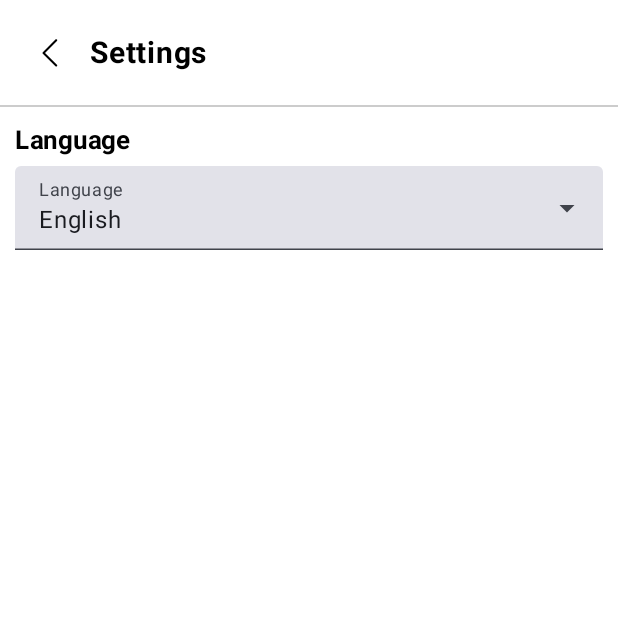
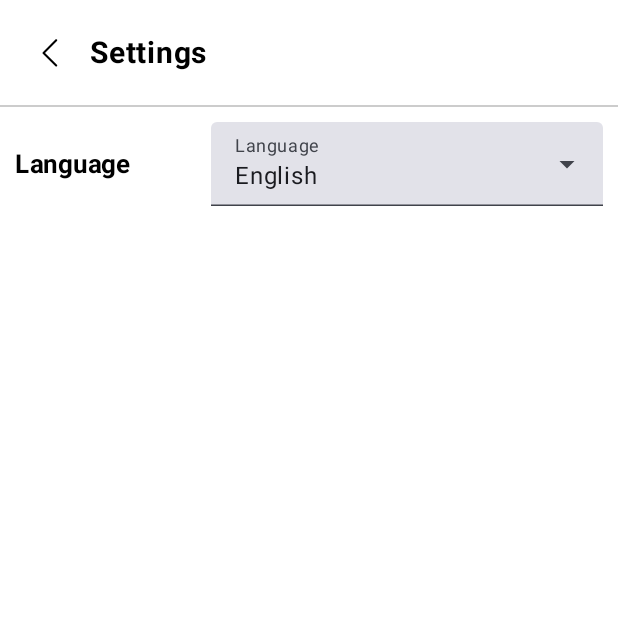
Before and after one commit to raheelmushtaq/Todo-Task, an Android app built with Jetpack Compose: the TodoListScreen screen opened through its navigation route, after a tap on "settings", on a phone screen of 412 x 824 dp, the top half of it. Run offline under Robolectric (Android 15) with nearby library versions, the phone set to English and light mode, and no system bars; our stand-ins replace Dagger/Hilt's generated code; libraries missing offline, so code that uses them is left out: com.intentfilter.androidpermissions; 2 statements that could not run were skipped.

Commit message:
Minor UI Fixes. Task Priority Color Added

```diff
--- a/app/src/main/java/com/app/todolist/presentation/components/appheader/AppHeader.kt
+++ b/app/src/main/java/com/app/todolist/presentation/components/appheader/AppHeader.kt
@@ -93,7 +93,7 @@ fun AppHeader(
                             .height(30.dp)
                             .clickable {
                                 navController.navigate(ScreenRoutes.Settings.route)
-                            },
+                            }.padding(5.dp),
                         imageVector = ImageVector.vectorResource(id = R.drawable.ic_settings),
                         contentDescription = "settings"
                     )
--- a/app/src/main/java/com/app/todolist/presentation/components/edittext/AppEditText.kt
+++ b/app/src/main/java/com/app/todolist/presentation/components/edittext/AppEditText.kt
@@ -107,8 +107,7 @@ fun SearchEditTextField(
             )
         },
         visualTransformation = VisualTransformation.None,
-        modifier = Modifier
-            .fillMaxWidth(),
+        modifier = Modifier.fillMaxWidth(),
         onValueChange = onValueChange,
         keyboardOptions = KeyboardOptions.Default.copy(
             imeAction = ImeAction.Search
@@ -134,18 +133,17 @@ fun SearchEditTextField(
 
 
                     if (showFilterIcon) {
-                        Image(
-                            modifier = Modifier
-                                .width(30.dp)
-                                .height(30.dp)
-                                .padding(1.dp)
-                                .padding(end = 10.dp)
-                                .clickable {
-                                    onFilterIconPressed()
-                                },
+                        Image(modifier = Modifier
+                            .width(30.dp)
+                            .height(30.dp)
+                            .padding(end = 5.dp)
+                            .clickable {
+                                onFilterIconPressed()
+                            }
+                            .padding(5.dp),
+
                             imageVector = ImageVector.vectorResource(R.drawable.is_filter),
-                            contentDescription = stringResource(id = R.string.filter)
-                        )
+                            contentDescription = stringResource(id = R.string.filter))
                     }
                 }
             }
--- a/app/src/main/java/com/app/todolist/presentation/screens/settings/SettingsScreen.kt
+++ b/app/src/main/java/com/app/todolist/presentation/screens/settings/SettingsScreen.kt
@@ -5,6 +5,7 @@ import androidx.compose.foundation.background
 import androidx.compose.foundation.gestures.detectTapGestures
 import androidx.compose.foundation.layout.Box
 import androidx.compose.foundation.layout.Column
+import androidx.compose.foundation.layout.Row
 import androidx.compose.foundation.layout.Spacer
 import androidx.compose.foundation.layout.fillMaxSize
 import androidx.compose.foundation.layout.fillMaxWidth
@@ -23,6 +24,8 @@ import androidx.compose.runtime.getValue
 import androidx.compose.runtime.mutableStateOf
 import androidx.compose.runtime.remember
 import androidx.compose.runtime.setValue
+import androidx.compose.ui.AbsoluteAlignment
+import androidx.compose.ui.Alignment
 import androidx.compose.ui.Modifier
 import androidx.compose.ui.geometry.Size
 import androidx.compose.ui.graphics.Color
@@ -81,19 +84,24 @@ fun SettingsScreen(
 
             ) {
 
-                Column(
-                    modifier = Modifier.padding(bottom = 5.dp),
+                Row(
+                    modifier = Modifier
+                        .fillMaxWidth()
+                        .padding(bottom = 5.dp),
+                    verticalAlignment = Alignment.CenterVertically
                 ) {
 
                     MediumText(
+                        modifier = Modifier.weight(0.5f),
                         text = stringResource(id = R.string.language), fontWeight = FontWeight.Bold
                     )
                     Spacer(modifier = Modifier.height(5.dp))
 
                     var expanded by remember { mutableStateOf(false) }
-                    var textfieldSize by remember { mutableStateOf(Size.Zero) }
 
                     ExposedDropdownMenuBox(
+                        modifier = Modifier.weight(1f),
+
                         expanded = expanded,
                         onExpandedChange = {
                             expanded = !expanded
@@ -104,10 +112,6 @@ fun SettingsScreen(
                             value = stringResource(R.string.selected_language),
                             onValueChange = { },
                             modifier = Modifier
-                                .fillMaxWidth()
-                                .onGloballyPositioned { coordinates ->
-                                    textfieldSize = coordinates.size.toSize()
-                                }
                                 .menuAnchor(),
                             label = { Text(stringResource(id = R.string.language)) },
                             trailingIcon = {
@@ -121,9 +125,7 @@ fun SettingsScreen(
                             expanded = expanded,
                             onDismissRequest = {
                                 expanded = false
-                            },
-                            modifier = Modifier
-                                .width(with(LocalDensity.current) { textfieldSize.width.toDp() })
+                            }
                         ) {
                             localeOptions.keys.forEach { selectionLocale ->
                                 DropdownMenuItem(
--- a/app/src/main/java/com/app/todolist/presentation/screens/task_list/TaskListScreen.kt
+++ b/app/src/main/java/com/app/todolist/presentation/screens/task_list/TaskListScreen.kt
@@ -152,7 +152,7 @@ fun TodoListScreen(
                             FilterBottomSheet(
                                 heading = "Filter",
                                 dialogState = state.showFilterDialog,
-                                selectedTodoFilters = state.todoFilters,
+                                selectedTaskFilters = state.taskFilters,
                                 applyFilter = {
                                     viewModel.onEvent(TodoListUIEvent.ApplyFilter(it))
                                 }, onDismiss = {
--- a/app/src/main/java/com/app/todolist/presentation/screens/task_list/viewmodel/TaskListViewModel.kt
+++ b/app/src/main/java/com/app/todolist/presentation/screens/task_list/viewmodel/TaskListViewModel.kt
@@ -7,9 +7,10 @@ import androidx.lifecycle.ViewModel
 import androidx.lifecycle.viewModelScope
 import com.app.todolist.datastore.model.AppSettings
 import com.app.todolist.presentation.utils.filters.OrderBy
-import com.app.todolist.presentation.utils.filters.TodoFilters
+import com.app.todolist.presentation.utils.filters.TaskFilters
 import com.app.todolist.presentation.models.Tasks
 import com.app.todolist.datastore.DataStoreHandler
+import com.app.todolist.presentation.utils.filters.SortBy
 import com.app.todolist.utils.DebounceSearchUtils
 import dagger.hilt.android.lifecycle.HiltViewModel
 import kotlinx.collections.immutable.toPersistentList
@@ -35,12 +36,12 @@ class TodoListViewModel @Inject constructor(private val dataStoreHandler: DataSt
             dataStoreHandler.getAppSettings().onEach {
                 _appSettings.value = it
                 _dataStoreLiveState.value = it
-                getTasks(dataState.value.searchText, dataState.value.todoFilters)
+                getTasks(dataState.value.searchText, dataState.value.taskFilters)
             }.launchIn(viewModelScope)
         }
     }
 
-    private fun getTasks(searchText: String = "", todoFilters: TodoFilters = TodoFilters()) {
+    private fun getTasks(searchText: String = "", taskFilters: TaskFilters = TaskFilters()) {
         viewModelScope.launch {
             var tasks =
                 if (searchText.isEmpty()) {
@@ -51,28 +52,38 @@ class TodoListViewModel @Inject constructor(private val dataStoreHandler: DataSt
                             .contains(searchText)
                     }
                 }
-            if (todoFilters.taskPriority != null) {
+            if (taskFilters.taskPriority != null) {
                 tasks = tasks.filter { task ->
                     task.priority.equals(
-                        todoFilters.taskPriority.value, true
+                        taskFilters.taskPriority.value, true
                     )
                 }
             }
-            if (todoFilters.category != null) {
-                tasks = tasks.filter { task -> task.category.equals(todoFilters.category, true) }
+            if (taskFilters.category != null) {
+                tasks = tasks.filter { task -> task.category.equals(taskFilters.category, true) }
             }
 
-            if (todoFilters.orderBy != null) {
-                tasks = when (todoFilters.orderBy) {
-                    is OrderBy.Title -> tasks.sortedByDescending { it.title.lowercase() }
-                    is OrderBy.Date -> tasks.sortedByDescending { it.date }
-                    is OrderBy.Completed -> tasks.sortedByDescending { it.isCompleted }
+            tasks = when (taskFilters.sortBy) {
+                is SortBy.Ascending -> {
+                    when (taskFilters.orderBy) {
+                        is OrderBy.Title -> tasks.sortedBy { it.title.lowercase() }
+                        is OrderBy.Date -> tasks.sortedBy { it.date }
+                        is OrderBy.Completed -> tasks.sortedBy { it.isCompleted }
+                    }
+                }
+
+                is SortBy.Descending -> {
+                    when (taskFilters.orderBy) {
+                        is OrderBy.Title -> tasks.sortedByDescending { it.title.lowercase() }
+                        is OrderBy.Date -> tasks.sortedByDescending { it.date }
+                        is OrderBy.Completed -> tasks.sortedByDescending { it.isCompleted }
+                    }
                 }
             }
             _dataState.value =
                 dataState.value.copy(
                     searchText = searchText,
-                    todoFilters = todoFilters,
+                    taskFilters = taskFilters,
                     showFilterDialog = false
                 )
             _dataStoreLiveState.value =
@@ -83,13 +94,13 @@ class TodoListViewModel @Inject constructor(private val dataStoreHandler: DataSt
     fun onEvent(event: TodoListUIEvent) {
         when (event) {
             is TodoListUIEvent.ApplyFilter -> {
-                getTasks(dataState.value.searchText, event.todoFilters)
+                getTasks(dataState.value.searchText, event.taskFilters)
             }
 
             is TodoListUIEvent.Search -> {
                 _dataState.value = dataState.value.copy(searchText = event.searchText)
                 DebounceSearchUtils.setSearchTextChange {
-                    getTasks(event.searchText, dataState.value.todoFilters)
+                    getTasks(event.searchText, dataState.value.taskFilters)
                 }
             }
 
@@ -122,12 +133,12 @@ data class TodoUIState(
     val searchText: String = "",
     val isLoading: Boolean = false,
     val showFilterDialog: Boolean = false,
-    val todoFilters: TodoFilters = TodoFilters(),
+    val taskFilters: TaskFilters = TaskFilters(),
 )
 
 
 sealed class TodoListUIEvent {
-    data class ApplyFilter(val todoFilters: TodoFilters = TodoFilters()) : TodoListUIEvent()
+    data class ApplyFilter(val taskFilters: TaskFilters = TaskFilters()) : TodoListUIEvent()
     data class Search(val searchText: String) : TodoListUIEvent()
     data class Delete(val task: Tasks) : TodoListUIEvent()
     data class MarkAsComplete(val task: Tasks) : TodoListUIEvent()
--- /dev/null
+++ b/app/src/main/java/com/app/todolist/presentation/utils/filters/SortBy.kt
@@ -0,0 +1,9 @@
+package com.app.todolist.presentation.utils.filters
+
+import androidx.annotation.StringRes
+import com.app.todolist.R
+
+sealed class SortBy(@StringRes val resId: Int) {
+    data object Ascending : SortBy(R.string.ascending)
+    data object Descending : SortBy(R.string.descending)
+}
--- a/app/src/main/java/com/app/todolist/presentation/utils/filters/TodoFilters.kt
+++ b/app/src/main/java/com/app/todolist/presentation/utils/filters/TaskFilters.kt
@@ -1,7 +1,8 @@
 package com.app.todolist.presentation.utils.filters
 
-data class TodoFilters(
+data class TaskFilters(
     val taskPriority: TaskPriority? = null,
-    val orderBy: OrderBy? = null,
+    val sortBy: SortBy = SortBy.Descending,
+    val orderBy: OrderBy = OrderBy.Date,
     val category: String? = null
 )
--- a/app/src/main/res/values/strings.xml
+++ b/app/src/main/res/values/strings.xml
@@ -1,5 +1,5 @@
 <resources>
-    <string name="app_name" translatable="false">TodoList</string>
+    <string name="app_name">Task List</string>
     <string name="en" translatable="false">English</string>
     <string name="ar" translatable="false">العربية</string>
     <string name="back">Back</string>
@@ -18,8 +18,8 @@
     <string name="sort_by">Sort By</string>
     <string name="order_by">Order By</string>
     <string name="categories">Categories</string>
-    <string name="edit_todo">Edit Todo</string>
-    <string name="add_todo">Add Todo</string>
+    <string name="edit_todo">Edit Task</string>
+    <string name="add_todo">Add Task</string>
     <string name="due_date">Due Date</string>
     <string name="title_is_required">Title cannot be empty</string>
     <string name="description_is_required">Description cannot be empty</string>
@@ -53,4 +53,8 @@
     <string name="reminder_for_app_delay">Reminder for the Task Due</string>
     <string name="completed_task">Completed Task</string>
     <string name="selected_language">English</string>
+    <string name="ascending">Ascending</string>
+    <string name="descending">Descending</string>
+    <string name="ok">Ok</string>
+
 </resources>
```
Also changed, not shown: app/src/main/java/com/app/todolist/presentation/components/bottomsheets/filter/FilterBottomSheet.kt (+66 -19 lines), app/src/main/java/com/app/todolist/presentation/screens/task_list/component/TaskItemCard.kt (+21 -0 lines), 1 other file.
